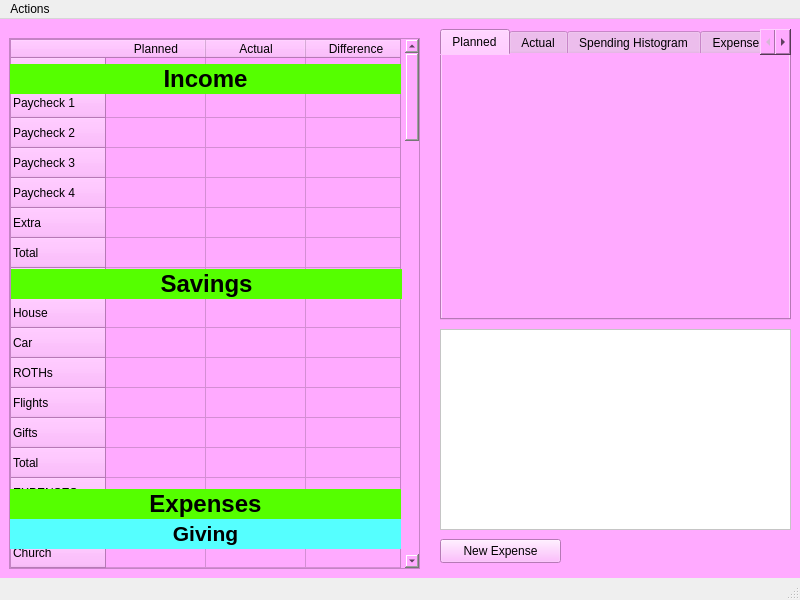
Qt form rsrc/UI/budget.ui (Winkelmann17/BudgetTool-Python) before a commit.
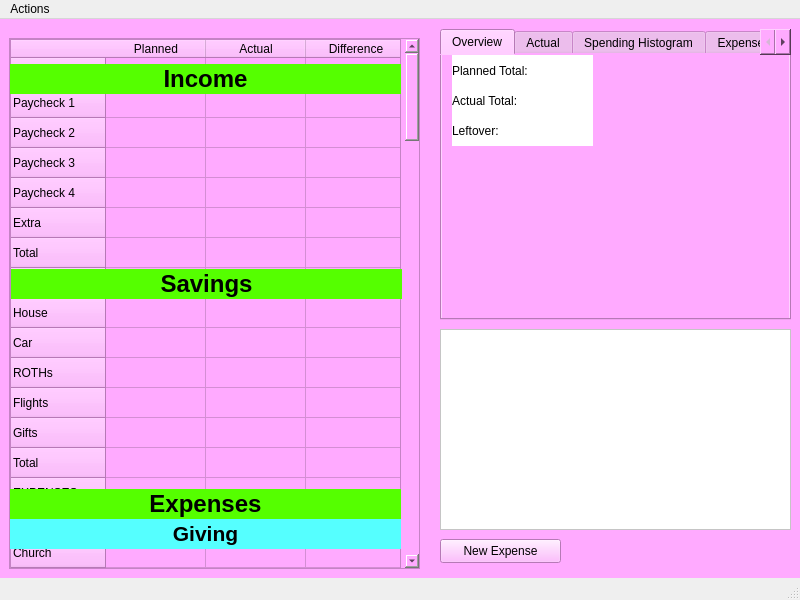
The same form after that commit. The open tabs and pages were chosen to show the change.

Commit message: Updated and added planend and actual totals to overview

What changed in the file:
```diff
--- a/rsrc/UI/budget.ui
+++ b/rsrc/UI/budget.ui
@@ -1676,8 +1676,56 @@
     </property>
     <widget class="QWidget" name="tab">
      <attribute name="title">
-      <string>Planned</string>
+      <string>Overview</string>
      </attribute>
+     <widget class="QLabel" name="plannedBox">
+      <property name="geometry">
+       <rect>
+        <x>10</x>
+        <y>0</y>
+        <width>141</width>
+        <height>31</height>
+       </rect>
+      </property>
+      <property name="styleSheet">
+       <string notr="true">background-color: rgb(255, 255, 255);</string>
+      </property>
+      <property name="text">
+       <string>Planned Total:</string>
+      </property>
+     </widget>
+     <widget class="QLabel" name="actualBox">
+      <property name="geometry">
+       <rect>
+        <x>10</x>
+        <y>30</y>
+        <width>141</width>
+        <height>31</height>
+       </rect>
+      </property>
+      <property name="styleSheet">
+       <string notr="true">background-color: rgb(255, 255, 255);</string>
+      </property>
+      <property name="text">
+       <string>Actual Total:</string>
+      </property>
+     </widget>
+     <widget class="QLabel" name="leftoverBox">
+      <property name="geometry">
+       <rect>
+        <x>10</x>
+        <y>60</y>
+        <width>141</width>
+        <height>31</height>
+       </rect>
+      </property>
+      <property name="styleSheet">
+       <string notr="true">background-color: rgb(255, 255, 255);</string>
+      </property>
+      <property name="text">
+       <string>Leftover:</string>
+      </property>
+     </widget>
     </widget>
     <widget class="QWidget" name="tab_2">
      <attribute name="title">
```
Left out of the diff: 10 changed lines with no effect on the pictures. The commit also changes 2 other files.
